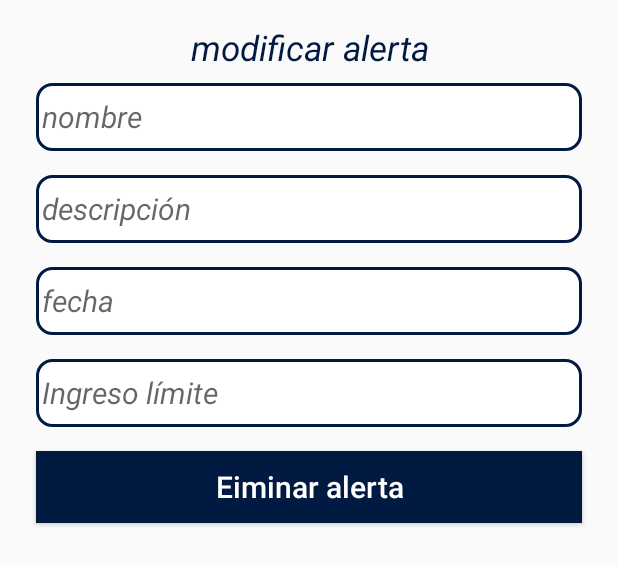
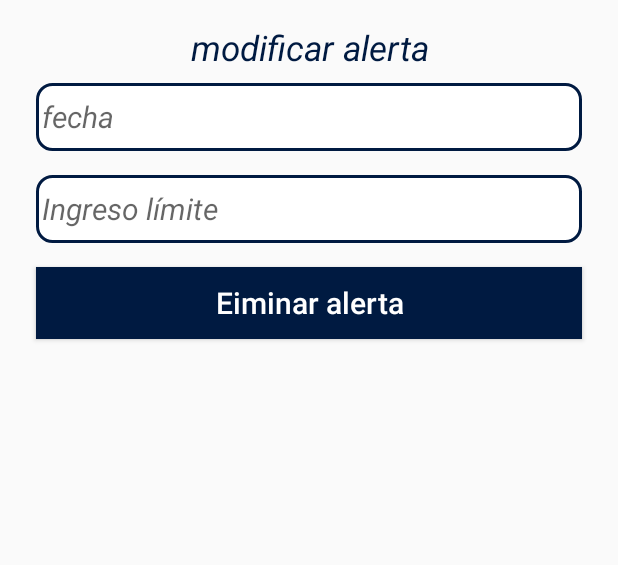
Before and after one commit to JmanCentral/Finazapp, an Android app built with Jetpack Compose: the layout dialog_modificar_alerta.xml on its own in the app's theme, with its tools: preview values and no code run, on a phone screen of 412 x 824 dp. Shown: the top 565 px of the screen. Run offline under Robolectric (Android 15) with nearby library versions, the phone set to English and light mode, and no system bars.

Commit message:
Modificar y eliminar alertas

```diff
--- a/app/src/main/java/com/practica/finazapp/DAOS/DAO.kt
+++ b/app/src/main/java/com/practica/finazapp/DAOS/DAO.kt
@@ -161,8 +161,8 @@ interface AlertaDao {
     fun eliminarAlerta(id: Long)
 
     // Modificar una alerta específica
-    @Query("UPDATE Alerta SET nombre = :nombre, descripcion = :descripcion, fecha = :fecha, valor = :valor WHERE id = :id")
-    fun modificarAlerta(nombre: String, descripcion: String, fecha: String, valor: Double, id: Long)
+    @Query("UPDATE Alerta SET fecha = :fecha, valor = :valor WHERE id = :id")
+    fun modificarAlerta(fecha: String, valor: Double, id: Long)
 
     // Eliminar todas las alertas
     @Query("DELETE FROM Alerta")
--- a/app/src/main/java/com/practica/finazapp/Repositorios/AlertaRepository.kt
+++ b/app/src/main/java/com/practica/finazapp/Repositorios/AlertaRepository.kt
@@ -23,8 +23,8 @@ class AlertaRepository(private val alertaDao: AlertaDao) {
         alertaDao.eliminarAlerta(id)
     }
 
-    fun modificarAlerta(nombre: String, descripcion: String, fecha: String, valor: Double, id: Long) {
-        alertaDao.modificarAlerta(nombre, descripcion, fecha, valor, id)
+    fun modificarAlerta(fecha: String, valor: Double, id: Long) {
+        alertaDao.modificarAlerta(fecha, valor, id)
     }
     fun truncarAlertas(){
         alertaDao.truncarAlertas()
--- a/app/src/main/java/com/practica/finazapp/Vista/Ingresos.kt
+++ b/app/src/main/java/com/practica/finazapp/Vista/Ingresos.kt
@@ -227,6 +227,7 @@ class Ingresos : Fragment(), IngresosListener {
         val numberFormat = NumberFormat.getInstance()
         numberFormat.maximumFractionDigits = 2
         for (ingreso in ingresos) {
+
             val descripcionTextView = TextView(requireContext()).apply {
                 layoutParams = ViewGroup.LayoutParams(ViewGroup.LayoutParams.WRAP_CONTENT, ViewGroup.LayoutParams.WRAP_CONTENT)
                 text = ingreso.descripcion
--- a/app/src/main/res/layout/dialog_modificar_alerta.xml
+++ b/app/src/main/res/layout/dialog_modificar_alerta.xml
@@ -15,27 +15,6 @@
         android:gravity="center"
         />
 
-    <com.google.android.material.textfield.TextInputEditText
-        android:id="@+id/editTextNombre"
-        style="@style/EstiloEditText"
-        android:layout_width="match_parent"
-        android:layout_height="45dp"
-        android:layout_margin="8dp"
-        android:background="@drawable/bg_btn_borde_amarillo"
-        android:hint="nombre"
-        android:inputType="text"
-        android:padding="4dp" />
-
-    <com.google.android.material.textfield.TextInputEditText
-        android:id="@+id/editTextDescripcion"
-        android:layout_width="match_parent"
-        android:layout_height="45dp"
-        android:hint="@string/descripcion"
-        android:inputType="text"
-        android:padding="4dp"
-        style="@style/EstiloEditText"
-        android:background="@drawable/bg_btn_borde_amarillo"
-        android:layout_margin="8dp"/>
 
     <EditText
         android:id="@+id/editTextFecha"
```
Also changed, not shown: app/src/main/java/com/practica/finazapp/ViewModel/AlertaViewModel.kt (+4 -6 lines), app/src/main/java/com/practica/finazapp/Vista/FragmentAlertas.kt (+11 -16 lines).
